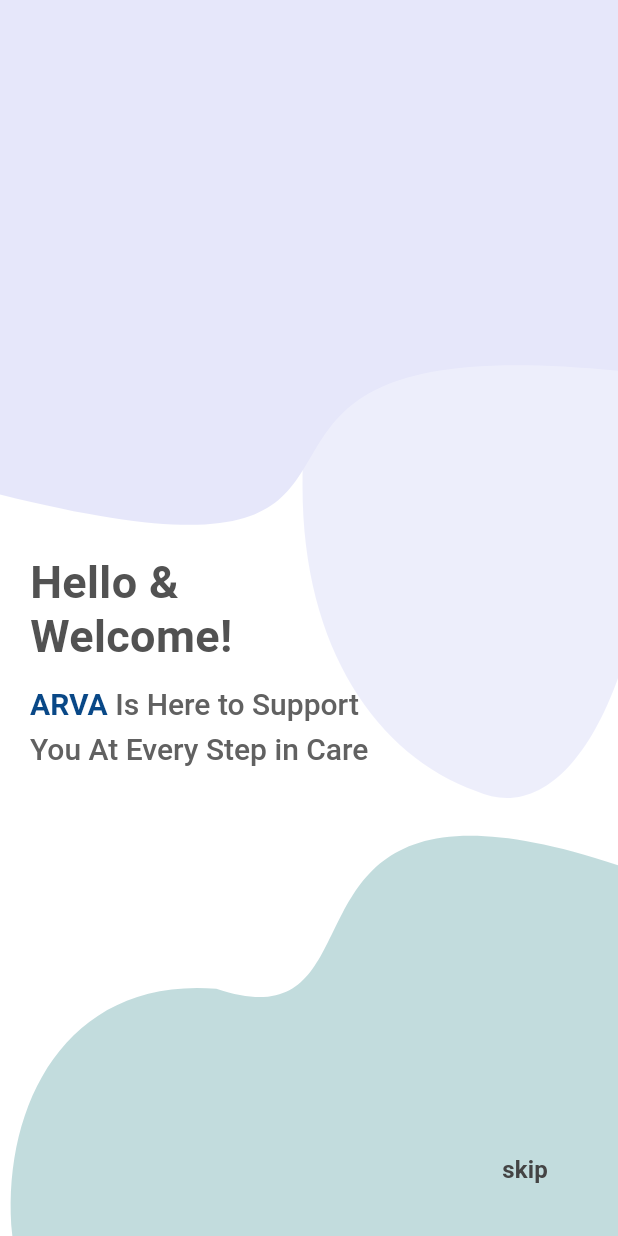
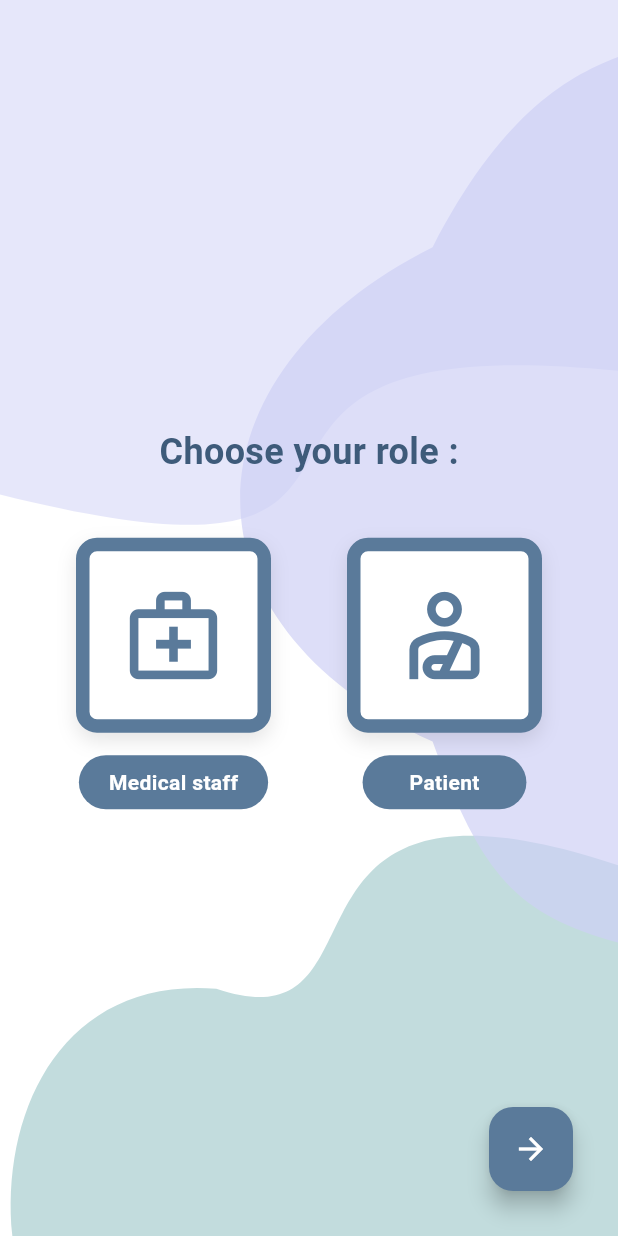
Before and after one commit to DimaRAF/arva, a Flutter app: the screen it shows after launch, after a tap on "skip", on a phone screen of 412 x 824 dp. Run offline on Flutter 3.47's test engine with Material 3 defaults, Android fonts, the phone set to English and light mode, and no system bars.

Commit message:
adding choose role screen

```diff
--- a/lib/screens/OnboardingScreen.dart
+++ b/lib/screens/OnboardingScreen.dart
@@ -1,5 +1,6 @@
 
 import 'package:flutter/material.dart';
+import 'choose_role_screen.dart';
 class OnboardingScreen extends StatelessWidget {
   const OnboardingScreen({Key? key}) : super(key: key);
 
@@ -33,7 +34,7 @@
       child: Column(
         crossAxisAlignment: CrossAxisAlignment.start,
         children: [
-
+          const SizedBox(height: 50),
           const Text(
             'Hello &\nWelcome!',
             style: TextStyle(
@@ -81,7 +82,9 @@
       right: 30,
       child: TextButton(
         onPressed: () {
-          print("Skip button pressed!");
+          Navigator.of(context).pushReplacement(
+              MaterialPageRoute(builder: (context) => const ChooseRoleScreen()),
+            );
         },
         child: const Text(
           'skip',
@@ -154,31 +157,31 @@
 // --- الشكل البنفسجي الثاني (الخلفي) ---
 // --- الشكل البنفسجي الثاني (الخلفي) على اليمين ---
 final middlePaint = Paint()
-  ..color = const Color(0xFFE6E7FA).withOpacity(0.7);
+  ..color = const Color.fromARGB(255, 206, 208, 245).withOpacity(0.7);
 
 final middlePath = Path()
   // نبدأ خارج الشاشة من جهة اليمين قرب الأعلى
-  ..moveTo(width * 1.05, height * 0.05)
+  ..moveTo(width * 1.2, height * 0.001)
 
   // رأس الفقاعة (ينحني لليسار بالجزء العلوي)
   ..cubicTo(
-    width * 0.90, height * 0.02,  // cp1
-    width * 0.65, height * 0.08,  // cp2
-    width * 0.55, height * 0.22   // end1
+    width * 1.08, height * 0.06,  // cp1
+    width * 0.9, height * 0.007,  // cp2
+    width * 0.7, height * 0.2 // end1
   )
 
   // الانحناء الأوسط الذي ينزل باتجاه المركز
   ..cubicTo(
-    width * 0.40, height * 0.45,  // cp3
-    width * 0.55, height * 0.60,  // cp4
-    width * 0.77, height * 0.64   // end2
+    width * 0.3, height * 0.3,  // cp3
+    width * 0.27, height * 0.5,  // cp4
+    width * 0.7, height * 0.6   // end2
   )
 
   // يرجع للخارج على اليمين ليكمل شكل الفقاعة ويقفلها
   ..cubicTo(
-    width * 0.95, height * 0.68,  // cp5
-    width * 1.10, height * 0.50,  // cp6 (خارج الشاشة قليلاً ليعطي انبسام)
-    width * 1.05, height * 0.25   // end3 (نقطة قريبة من الأعلى على اليمين)
+    width * 0.99, height * 1.0,  // cp5
+    width * 1.0, height * 0.35,  // cp6 (خارج الشاشة قليلاً ليعطي انبسام)
+    width * 6.8, height * 2.07 // end3 (نقطة قريبة من الأعلى على اليمين)
   )
   ..close();
 
--- /dev/null
+++ b/lib/screens/choose_role_screen.dart
@@ -0,0 +1,201 @@
+import 'package:flutter/material.dart';
+
+// هذا هو الكلاس الخاص بالخلفية، وهو نفسه المستخدم في الشاشة السابقة
+// يمكنك وضعه في ملف منفصل واستيراده لتجنب تكرار الكود
+class OnboardingBackgroundPainter extends CustomPainter {
+  @override
+  void paint(Canvas canvas, Size size) {
+
+    final height = size.height;
+    final width = size.width;
+
+    final topPaint = Paint()..color = const Color(0xFFE6E7FA);
+
+
+    final topPath = Path()
+      ..moveTo(0, height * 0.4) // 1. نبدأ من هنا
+
+      // 2. نرسم الانحناء الأول (الأيسر)
+      ..cubicTo(
+        width * 0.8, height * 0.5, // نقطة تحكم 1
+        width * 0.2,  height * 0.26,  // نقطة تحكم 2
+        width ,  height * 0.30   // نقطة النهاية للمنحنى الأول
+      )
+
+
+
+      // 4. نغلق الشكل
+      ..lineTo(width, 0)
+      ..lineTo(0, 0)
+      ..close();
+    canvas.drawPath(topPath, topPaint);
+
+
+
+    // لون الشكل السفلي (أزرق مخضر فاتح)
+    final bottomPaint = Paint()..color = const Color(0xFFC2DCDD);
+    // --- 2. المنحنى السفلي المتموج ---
+
+    final bottomPath = Path()
+      // نقطة البداية (من اليمين)
+      ..moveTo(width, height * 0.7)
+      // الموجة الأولى (اليمنى)
+      ..cubicTo(
+        width * 0.4, height * 0.6, // نقطة تحكم 1
+        width * 0.65, height * 0.85, // نقطة تحكم 2
+        width * 0.35, height * 0.8   // نهاية الموجة الأولى
+      )
+      // الموجة الثانية (اليسرى)
+      ..cubicTo(
+        width * 0.10, height * 0.79, // نقطة تحكم 1
+        0,            height * 0.9,  // نقطة تحكم 2
+        width * 0.02, height      // نقطة النهاية النهائية
+      )
+      // إغلاق الشكل من الأسفل
+      ..lineTo(width, height)
+      ..close();
+    canvas.drawPath(bottomPath, bottomPaint);
+
+// --- الشكل البنفسجي الثاني (الخلفي) ---
+// --- الشكل البنفسجي الثاني (الخلفي) ---
+// --- الشكل البنفسجي الثاني (الخلفي) على اليمين ---
+final middlePaint = Paint()
+  ..color = const Color.fromARGB(255, 206, 208, 245).withOpacity(0.7);
+
+final middlePath = Path()
+  // نبدأ خارج الشاشة من جهة اليمين قرب الأعلى
+  ..moveTo(width * 1.2, height * 0.001)
+
+  // رأس الفقاعة (ينحني لليسار بالجزء العلوي)
+  ..cubicTo(
+    width * 1.08, height * 0.06,  // cp1
+    width * 0.9, height * 0.007,  // cp2
+    width * 0.7, height * 0.2 // end1
+  )
+
+  // الانحناء الأوسط الذي ينزل باتجاه المركز
+  ..cubicTo(
+    width * 0.3, height * 0.3,  // cp3
+    width * 0.27, height * 0.5,  // cp4
+    width * 0.7, height * 0.6   // end2
+  )
+
+  // يرجع للخارج على اليمين ليكمل شكل الفقاعة ويقفلها
+  ..cubicTo(
+    width * 0.99, height * 1.0,  // cp5
+    width * 1.0, height * 0.35,  // cp6 (خارج الشاشة قليلاً ليعطي انبسام)
+    width * 6.8, height * 2.07 // end3 (نقطة قريبة من الأعلى على اليمين)
+  )
+  ..close();
+
+canvas.drawPath(middlePath, middlePaint);
+
+
+  }
+  @override
+  bool shouldRepaint(covariant CustomPainter oldDelegate) {
+    return false;
+  }
+}
+
+
+// --- الواجهة الرئيسية لصفحة اختيار الدور ---
+class ChooseRoleScreen extends StatelessWidget {
+  const ChooseRoleScreen({Key? key}) : super(key: key);
+
+  @override
+  Widget build(BuildContext context) {
+    return Scaffold(
+      backgroundColor: Colors.white,
+      body: Stack(
+        children: [
+          // 1. الخلفية المتموجة
+          CustomPaint(
+            size: Size.infinite,
+            painter: OnboardingBackgroundPainter(),
+          ),
+
+          // 2. المحتوى الرئيسي
+          SafeArea(
+            child: Column(
+              mainAxisAlignment: MainAxisAlignment.center,
+              children: [
+                const Text(
+                  'Choose your role :',
+                  style: TextStyle(
+                    fontSize: 24,
+                    fontWeight: FontWeight.bold,
+                    color: Color(0xFF3E5B7A),
+                  ),
+                ),
+                const SizedBox(height: 40),
+                Row(
+                  mainAxisAlignment: MainAxisAlignment.spaceEvenly,
+                  children: [
+                    _buildRoleCard(
+                      icon: Icons.medical_services_outlined,
+                      label: 'Medical staff',
+                    ),
+                    _buildRoleCard(
+                      icon: Icons.personal_injury_outlined,
+                      label: '   Patient   ',
+                    ),
+                  ],
+                ),
+              ],
+            ),
+          ),
+
+          // 3. زر السهم في الأسفل
+          Positioned(
+            bottom: 30,
+            right: 30,
+            child: FloatingActionButton(
+              onPressed: () {},
+              backgroundColor: const Color(0xFF5A7A9A),
+              child: const Icon(Icons.arrow_forward, color: Colors.white),
+            ),
+          ),
+        ],
+      ),
+    );
+  }
+
+  // دالة مساعدة لبناء كرت اختيار الدور
+  Widget _buildRoleCard({required IconData icon, required String label}) {
+    return Column(
+      children: [
+        Container(
+          width: 130,
+          height: 130,
+          decoration: BoxDecoration(
+
+            color: Colors.white,
+            borderRadius: BorderRadius.circular(14),
+            border: Border.all(color: const Color(0xFF5A7A9A), width: 9),
+            boxShadow: [
+              BoxShadow(
+                color: Colors.black.withOpacity(0.1),
+                blurRadius: 10,
+                offset: const Offset(0, 5),
+              ),
+            ],
+          ),
+          child: Icon(icon, size: 70, color: const Color(0xFF5A7A9A)),
+        ),
+        const SizedBox(height: 15),
+        Container(
+          padding: const EdgeInsets.symmetric(horizontal: 20, vertical: 8),
+          decoration: BoxDecoration(
+            color: const Color(0xFF5A7A9A),
+            borderRadius: BorderRadius.circular(20),
+          ),
+          child: Text(
+            label,
+            style: const TextStyle(color: Colors.white, fontWeight: FontWeight.bold),
+          ),
+        ),
+      ],
+    );
+  }
+}
```
